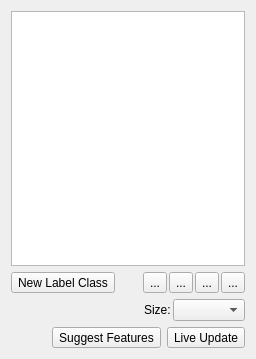
Above: ilastik/applets/pixelClassification/labelingDrawer.ui from ilastik/ilastik before the change. Below: the same form after it.
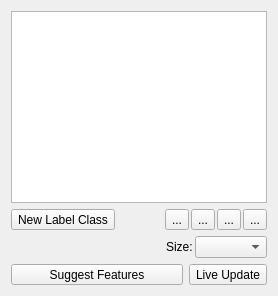
That is the form after the change. Icons and pictures are not drawn. Custom widgets are drawn as their Qt base class.

Commit message: Pixel Classification: Resize UI to restore pre-high-dpi look

The edit to the form file:
```diff
--- a/ilastik/applets/pixelClassification/labelingDrawer.ui
+++ b/ilastik/applets/pixelClassification/labelingDrawer.ui
@@ -2,26 +2,12 @@
 <ui version="4.0">
  <class>containingWidget</class>
  <widget class="QWidget" name="containingWidget">
-  <property name="geometry">
-   <rect>
-    <x>0</x>
-    <y>0</y>
-    <width>256</width>
-    <height>359</height>
-   </rect>
-  </property>
   <property name="sizePolicy">
    <sizepolicy hsizetype="Preferred" vsizetype="Preferred">
     <horstretch>1</horstretch>
     <verstretch>0</verstretch>
    </sizepolicy>
   </property>
-  <property name="minimumSize">
-   <size>
-    <width>256</width>
-    <height>0</height>
-   </size>
-  </property>
   <property name="baseSize">
    <size>
     <width>0</width>
@@ -183,7 +169,7 @@
        </property>
           <property name="sizeHint" stdset="0">
               <size>
-                  <width>20</width>
+                  <width>0</width>
                   <height>20</height>
               </size>
           </property>
@@ -192,8 +178,8 @@
      <item>
       <widget class="QToolButton" name="suggestFeaturesButton">
        <property name="sizePolicy">
-        <sizepolicy hsizetype="Fixed" vsizetype="Fixed">
-         <horstretch>0</horstretch>
+        <sizepolicy hsizetype="Ignored" vsizetype="Fixed">
+         <horstretch>1</horstretch>
          <verstretch>0</verstretch>
         </sizepolicy>
        </property>
```
Left out of the diff: 6 changed lines with no effect on the pictures. The commit also changes 3 other files.
